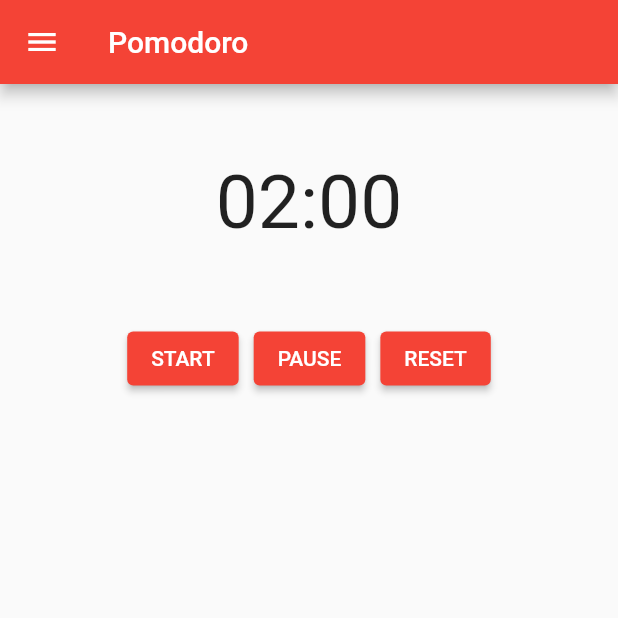
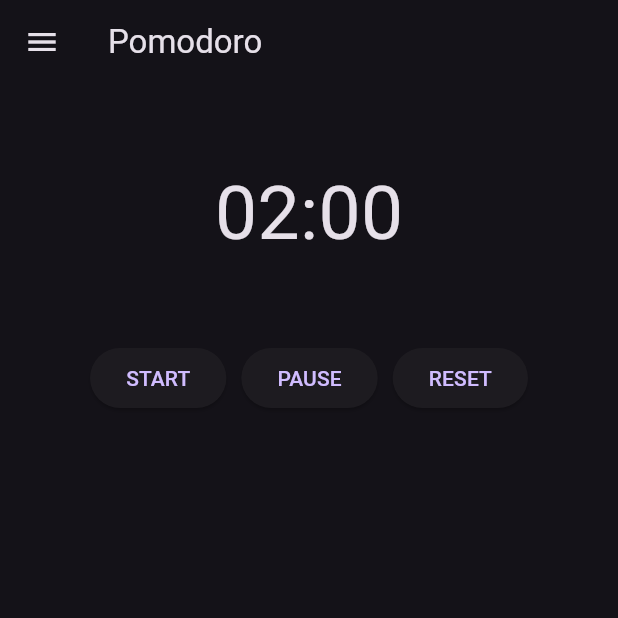
Before and after one commit to tylovejoy/pomodoro, a Flutter app: the screen it shows after launch, on a phone screen of 412 x 824 dp, the top half of it. Run offline on Flutter 3.47's test engine with Material 2 defaults, Android fonts, the light colour scheme and no system bars; our stand-ins replace audioplayers.

Commit message:
theme change

```diff
--- a/lib/main.dart
+++ b/lib/main.dart
@@ -22,9 +22,11 @@
   Widget build(BuildContext context) {
     return MaterialApp(
       title: 'Pomodoro',
-      theme: ThemeData(
-        primarySwatch: Colors.red,
-      ),
+      theme: ThemeData.dark(useMaterial3: true),
+      // ThemeData(
+      //   primarySwatch: Colors.red,
+      //   useMaterial3: true,
+      // ),
       home: const HomePage(title: 'Pomodoro'),
     );
   }
```
